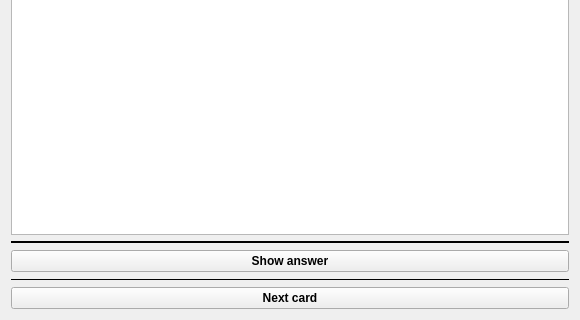
This is src/apps/flashexam.ui in Quill-OS/quill as Qt 5 draws it before an edit; both pictures show x 0 to 580 and y 316 to 636 of the 580 by 636 pixel window. The edited form follows.
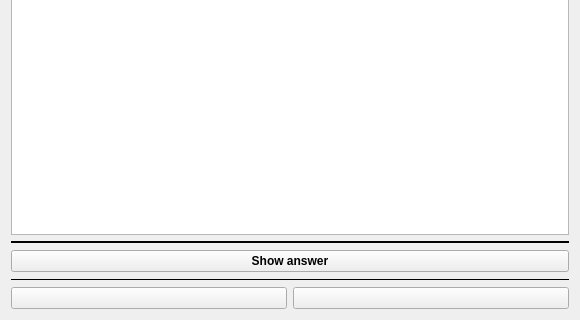
This is the edited form. The open tabs and pages were chosen to show the change.

Diff of the .ui file:
```diff
--- a/src/apps/flashexam.ui
+++ b/src/apps/flashexam.ui
@@ -184,28 +184,6 @@
        </property>
        <item>
         <layout class="QGridLayout" name="gridLayout_3">
-         <item row="3" column="0">
-          <widget class="QTextBrowser" name="textBrowser">
-           <property name="sizePolicy">
-            <sizepolicy hsizetype="Expanding" vsizetype="Expanding">
-             <horstretch>0</horstretch>
-             <verstretch>0</verstretch>
-            </sizepolicy>
-           </property>
-          </widget>
-         </item>
-         <item row="7" column="0">
-          <widget class="QPushButton" name="nextBtn">
-           <property name="font">
-            <font>
-             <bold>true</bold>
-            </font>
-           </property>
-           <property name="text">
-            <string>Next card</string>
-           </property>
-          </widget>
-         </item>
          <item row="6" column="0">
           <widget class="Line" name="line_3">
            <property name="frameShadow">
@@ -271,6 +249,49 @@
            </property>
           </widget>
          </item>
+         <item row="3" column="0">
+          <widget class="QTextBrowser" name="textBrowser">
+           <property name="sizePolicy">
+            <sizepolicy hsizetype="Expanding" vsizetype="Expanding">
+             <horstretch>0</horstretch>
+             <verstretch>0</verstretch>
+            </sizepolicy>
+           </property>
+          </widget>
+         </item>
+         <item row="2" column="0">
+          <widget class="QGraphicsView" name="graphicsView">
+           <property name="lineWidth">
+            <number>0</number>
+           </property>
+          </widget>
+         </item>
+         <item row="8" column="0">
+          <layout class="QGridLayout" name="gridLayout_5">
+           <property name="bottomMargin">
+            <number>0</number>
+           </property>
+           <item row="0" column="0">
+            <widget class="QPushButton" name="didNotKnowBtn">
+             <property name="text">
+              <string/>
+             </property>
+            </widget>
+           </item>
+           <item row="0" column="1">
+            <widget class="QPushButton" name="nextBtn">
+             <property name="font">
+              <font>
+               <bold>true</bold>
+              </font>
+             </property>
+             <property name="text">
+              <string/>
+             </property>
+            </widget>
+           </item>
+          </layout>
+         </item>
          <item row="4" column="0">
           <widget class="Line" name="line_4">
            <property name="frameShadow">
```
Left out of the diff: 63 changed lines with no effect on the pictures.
